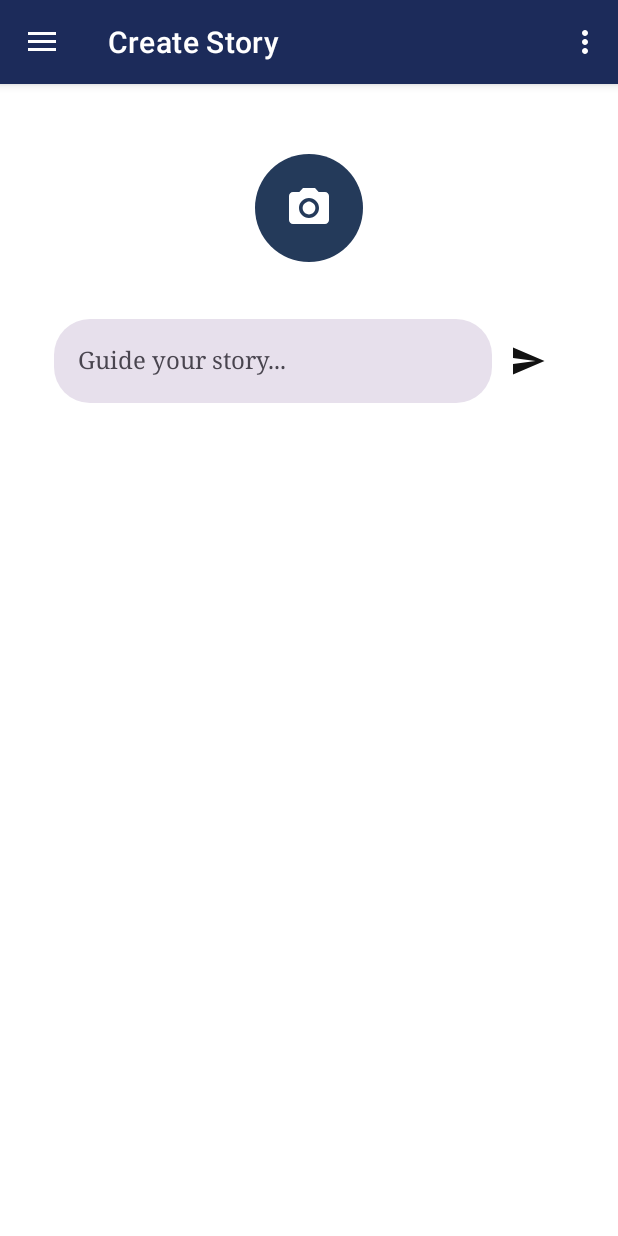
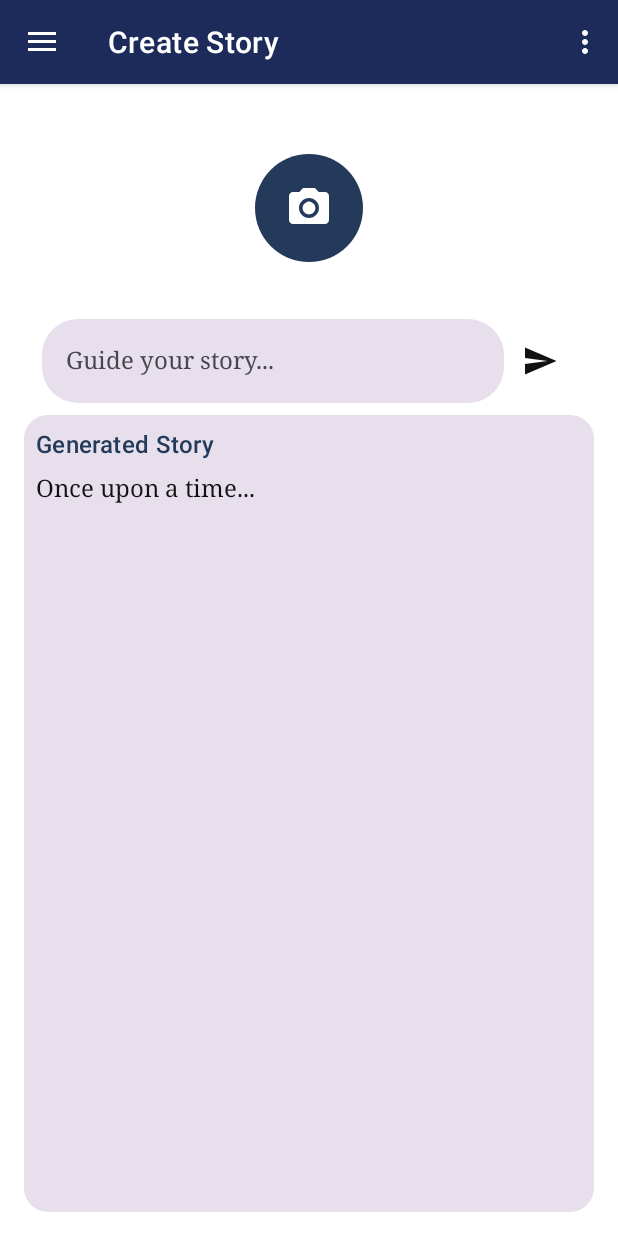
Before and after one commit to rasanja/StoryTime, an Android app built with Jetpack Compose: the screen it shows after launch (MainActivity), in the side drawer, after a tap on "Create Story", on a phone screen of 412 x 824 dp. Run offline under Robolectric (Android 15) with nearby library versions, the phone set to English and light mode, and no system bars; our stand-ins replace navigation-ui; libraries missing offline, so code that uses them is left out: androidx.camera.core, androidx.camera.view.

Commit message:
added UI for story output

```diff
--- a/app/src/main/java/cs477/gmu/project3_rdelphec/ui/create/CreateStoryFragment.kt
+++ b/app/src/main/java/cs477/gmu/project3_rdelphec/ui/create/CreateStoryFragment.kt
@@ -141,14 +141,13 @@ class CreateStoryFragment : Fragment() {
 
 
                 //Row 4 : LLM API response UI
-                Row (
+                var storyText by remember { mutableStateOf("Once upon a time...") }
+                StoryOutputUI(
+                    storyText = storyText,
                     modifier = Modifier
                         .fillMaxWidth()
-                        .weight(2f),
-                    verticalAlignment = Alignment.Top,
-                ){ //row 3 with story output
-                }
-
+                        .weight(2f)
+                )
             }
         }
 
@@ -243,6 +242,36 @@ class CreateStoryFragment : Fragment() {
 
 
     @Composable
+    fun StoryOutputUI(
+        storyText: String,
+        modifier: Modifier = Modifier
+    ){
+        if (storyText.isNotBlank()) {
+            Column(
+                modifier = modifier
+                    .fillMaxWidth()
+                    .background(
+                        color = MaterialTheme.colorScheme.surfaceVariant,
+                        shape = RoundedCornerShape(16.dp)
+                    )
+                    .padding(8.dp)
+            ) {
+                Text(
+                    text = "Generated Story",
+                    style = MaterialTheme.typography.titleMedium,
+                    color = MaterialTheme.colorScheme.primary
+                )
+                Text(
+                    text = storyText,
+                    style = MaterialTheme.typography.bodyLarge,
+                    color = MaterialTheme.colorScheme.onSurface,
+                    modifier = Modifier.padding(top = 8.dp)
+                )
+            }
+        }
+    }
+
+    @Composable
     fun LaunchCameraButton(
         onClick: () ->Unit
     ){
@@ -281,7 +310,6 @@ class CreateStoryFragment : Fragment() {
         Row (
             modifier = Modifier
                 .fillMaxWidth()
-                .padding( horizontal = 8.dp)
                 .background(
                     color = MaterialTheme.colorScheme.surface,
                     shape = RoundedCornerShape(24.dp)
@@ -389,6 +417,7 @@ class CreateStoryFragment : Fragment() {
             verticalAlignment = Alignment.CenterVertically,
             modifier = Modifier
                 .padding(8.dp, bottom = 8.dp)
+                .fillMaxWidth()
                 .background(
                     color = MaterialTheme.colorScheme.surfaceVariant,
                     shape = RoundedCornerShape(16.dp)
```
